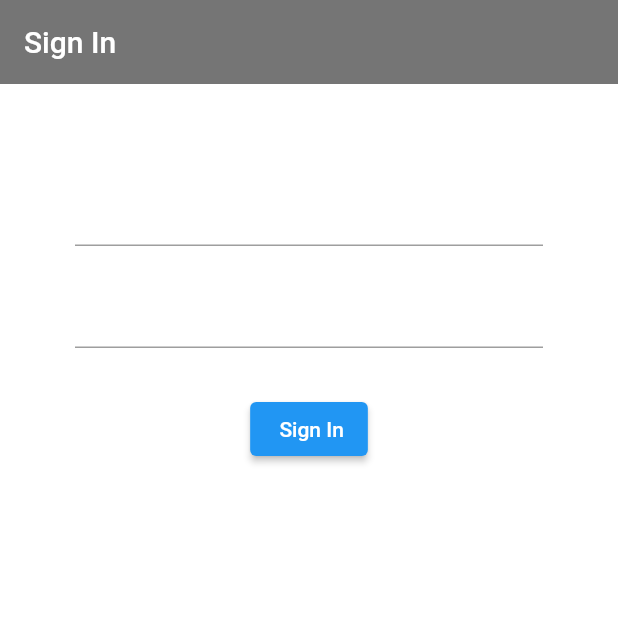
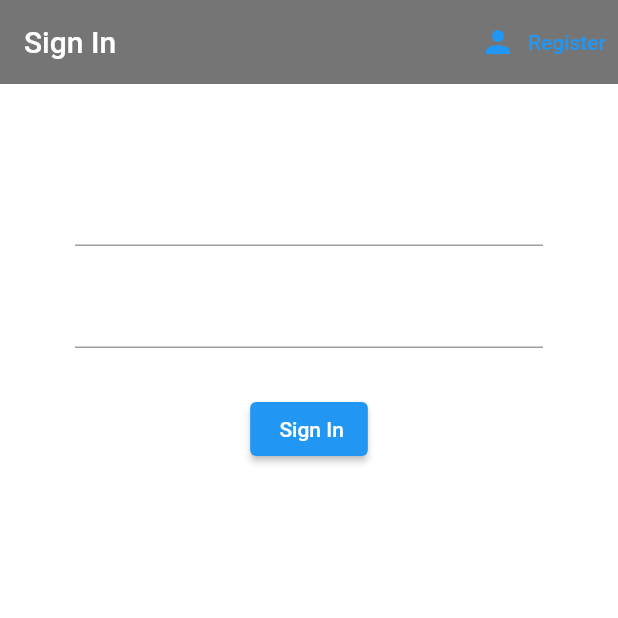
Before and after one commit to AryanKhubchandani/FirebaseLogin, a Flutter app: the screen it shows after launch, on a phone screen of 412 x 824 dp, the top half of it. Run offline on Flutter 3.47's test engine with Material 2 defaults, Android fonts, the light colour scheme and no system bars; our stand-ins replace firebase_auth, firebase_core; accounts and stored records are empty.

Commit message:
add toggle functionality

```diff
--- a/lib/screens/authentication/authentication.dart
+++ b/lib/screens/authentication/authentication.dart
@@ -1,5 +1,6 @@
-import 'package:firebase_login/screens/sign_in.dart';
+import 'package:firebase_login/screens/authentication/sign_in.dart';
 import 'package:flutter/material.dart';
+import 'package:firebase_login/screens/authentication/register.dart';
 
 class Authentication extends StatefulWidget {
   @override
@@ -7,8 +8,17 @@ class Authentication extends StatefulWidget {
 }
 
 class _AuthenticationState extends State<Authentication> {
+  bool showSignIn = true;
+  void toggleView() {
+    setState(() => showSignIn = !showSignIn);
+  }
+
   @override
   Widget build(BuildContext context) {
-    return Container(child: SignIn());
+    if (showSignIn) {
+      return SignIn(toggleView: toggleView);
+    } else {
+      return Register(toggleView: toggleView);
+    }
   }
 }
--- a/lib/screens/sign_in.dart
+++ b/lib/screens/authentication/sign_in.dart
@@ -2,6 +2,9 @@ import 'package:firebase_login/services/auth.dart';
 import 'package:flutter/material.dart';
 
 class SignIn extends StatefulWidget {
+  final Function toggleView;
+  SignIn({this.toggleView});
+
   @override
   _SignInState createState() => _SignInState();
 }
@@ -19,6 +22,15 @@ class _SignInState extends State<SignIn> {
         backgroundColor: Colors.black54,
         elevation: 0.0,
         title: Text('Sign In'),
+        actions: <Widget>[
+          TextButton.icon(
+            icon: Icon(Icons.person),
+            label: Text("Register"),
+            onPressed: () {
+              widget.toggleView();
+            },
+          ),
+        ],
       ),
       body: Container(
         padding: EdgeInsets.symmetric(vertical: 20.0, horizontal: 50.0),
```
Also changed, not shown: lib/screens/authentication/register.dart (added, +69 -0 lines).
